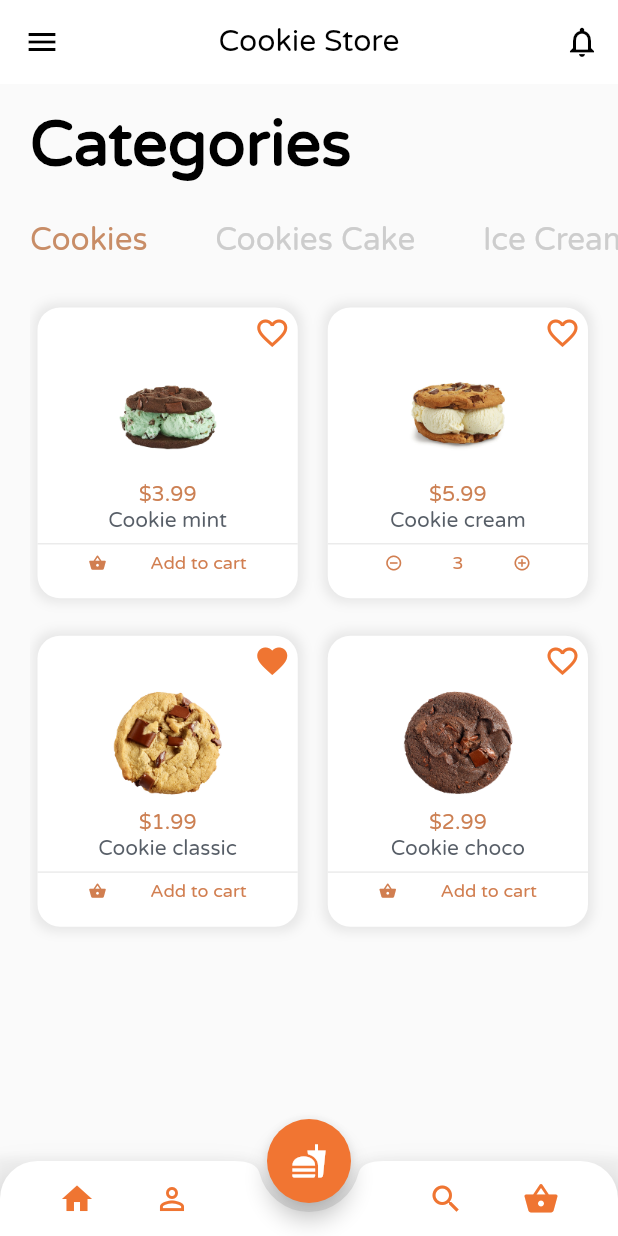
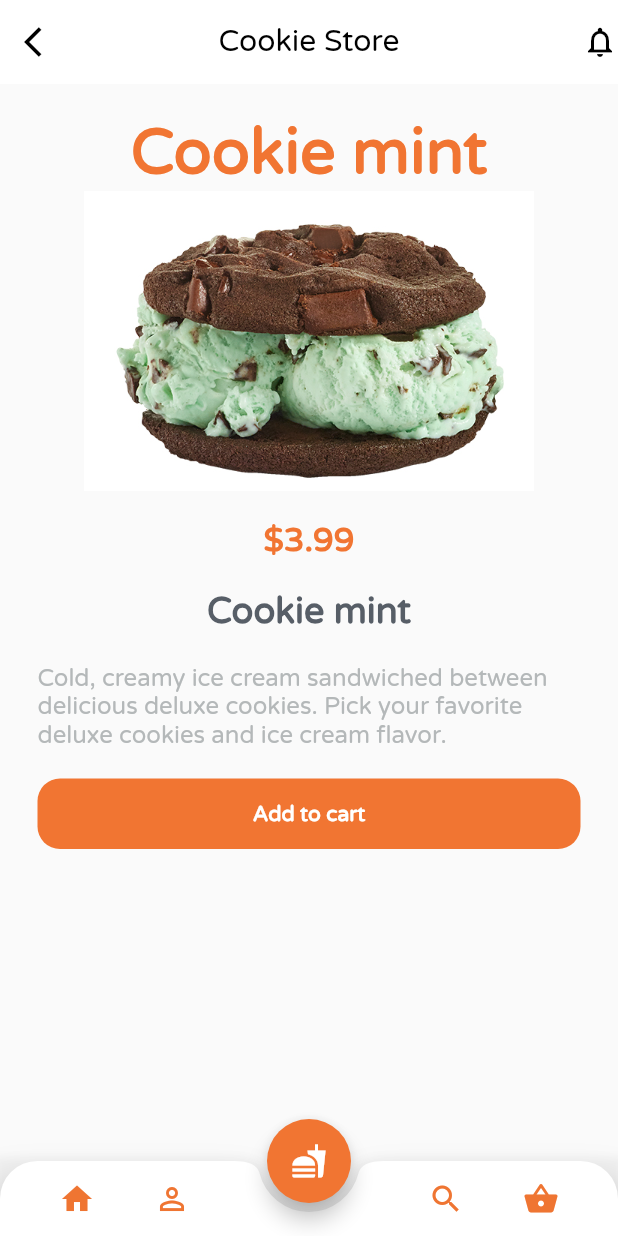
Before and after one commit to phpcodertop/ui_cookie_store, a Flutter app: the screen it shows after launch, after a tap on "$3.99", on a phone screen of 412 x 824 dp. Run offline on Flutter 3.47's test engine with Material 2 defaults, Android fonts, the phone set to English and light mode, and no system bars.

Commit message:
Finish Cookie Details Page

```diff
--- /dev/null
+++ b/lib/cookie_details.dart
@@ -0,0 +1,148 @@
+import 'package:flutter/material.dart';
+import 'package:ui_cookie_store/bottom_bar.dart';
+
+class CookieDetails extends StatefulWidget {
+  final String cookieName;
+  final String price;
+  final String imgPath;
+
+  const CookieDetails({
+    super.key,
+    required this.cookieName,
+    required this.price,
+    required this.imgPath,
+  });
+
+  @override
+  State<CookieDetails> createState() => _CookieDetailsState();
+}
+
+class _CookieDetailsState extends State<CookieDetails> {
+  @override
+  Widget build(BuildContext context) {
+    return Scaffold(
+      bottomNavigationBar: const BottomBar(),
+      floatingActionButtonLocation: FloatingActionButtonLocation.centerDocked,
+      floatingActionButton: FloatingActionButton(
+        backgroundColor: const Color(0xFFF17532),
+        onPressed: () {},
+        child: const Icon(Icons.fastfood),
+      ),
+      appBar: AppBar(
+        centerTitle: true,
+        elevation: 0.0,
+        backgroundColor: Colors.white,
+        title: const Text(
+          'Cookie Store',
+          style: TextStyle(
+            color: Colors.black,
+            fontFamily: 'Varela',
+            fontSize: 20.0,
+          ),
+        ),
+        actions: const [
+          Icon(
+            Icons.notifications_outlined,
+            color: Colors.black,
+          ),
+        ],
+        leading: IconButton(
+          onPressed: () {
+            Navigator.of(context).pop();
+          },
+          icon: const Icon(
+            Icons.arrow_back_ios,
+            color: Colors.black,
+          ),
+        ),
+      ),
+      body: ListView(
+        // padding: const EdgeInsets.only(left: 20.0),
+        children: [
+          Column(
+            children: [
+              const SizedBox(
+                height: 20.0,
+              ),
+              Text(
+                widget.cookieName,
+                style: const TextStyle(
+                  fontFamily: 'Varela',
+                  fontSize: 42.0,
+                  fontWeight: FontWeight.bold,
+                  color: Color(0xFFF17532),
+                ),
+              ),
+              Hero(
+                tag: widget.imgPath,
+                child: Image.asset(
+                  widget.imgPath,
+                  height: 200.0,
+                  width: double.infinity,
+                  fit: BoxFit.contain,
+                ),
+              ),
+              const SizedBox(
+                height: 20.0,
+              ),
+              Text(
+                widget.price,
+                style: const TextStyle(
+                  fontFamily: 'Varela',
+                  fontSize: 22.0,
+                  fontWeight: FontWeight.bold,
+                  color: Color(0xFFF17532),
+                ),
+              ),
+              const SizedBox(
+                height: 20.0,
+              ),
+              Text(
+                widget.cookieName,
+                style: const TextStyle(
+                  fontFamily: 'Varela',
+                  fontSize: 24.0,
+                  fontWeight: FontWeight.bold,
+                  color: Color(0xFF575E67),
+                ),
+              ),
+              const SizedBox(
+                height: 20.0,
+              ),
+              SizedBox(
+                width: MediaQuery.of(context).size.width - 50.0,
+                child: const Text(
+                  'Cold, creamy ice cream sandwiched between delicious deluxe cookies. Pick your favorite deluxe cookies and ice cream flavor.',
+                  style: TextStyle(
+                      fontFamily: 'Varela',
+                      fontSize: 16.0,
+                      color: Color(0xFFB4B8B9),
+                  ),
+                ),
+              ),
+              const SizedBox(
+                height: 20.0,
+              ),
+              Container(
+                padding: const EdgeInsets.all(15.0),
+                width: MediaQuery.of(context).size.width - 50.0,
+                decoration: BoxDecoration(
+                  color: const Color(0xFFF17532),
+                  borderRadius: BorderRadius.circular(15.0),
+                ),
+                child: const Center(
+                  child: Text('Add to cart', style: TextStyle(
+                    color: Colors.white,
+                    fontFamily: 'Varela',
+                    fontSize: 14.0,
+                    fontWeight: FontWeight.bold,
+                  ),),
+                ),
+              ),
+            ],
+          ),
+        ],
+      ),
+    );
+  }
+}
--- a/lib/cookie_page.dart
+++ b/lib/cookie_page.dart
@@ -1,4 +1,5 @@
 import 'package:flutter/material.dart';
+import 'package:ui_cookie_store/cookie_details.dart';
 
 class CookiePage extends StatelessWidget {
   const CookiePage({Key? key}) : super(key: key);
@@ -67,7 +68,15 @@ class CookiePage extends StatelessWidget {
     return Padding(
       padding: const EdgeInsets.all(5.0),
       child: InkWell(
-        onTap: () {},
+        onTap: () {
+          Navigator.of(context).push(MaterialPageRoute(
+            builder: (ctx) => CookieDetails(
+              cookieName: cookieName,
+              price: price,
+              imgPath: imgPath,
+            ),
+          ));
+        },
         child: Container(
           decoration: BoxDecoration(
             borderRadius: BorderRadius.circular(15.0),
@@ -163,7 +172,6 @@ class CookiePage extends StatelessWidget {
                         ),
                       ),
                     ],
-
                     if (added) ...[
                       const Icon(
                         Icons.remove_circle_outline,
--- a/lib/home_page.dart
+++ b/lib/home_page.dart
@@ -105,12 +105,12 @@ class _HomePageState extends State<HomePage>
               ),
             ],
           ),
-          Container(
+          SizedBox(
             height: MediaQuery.of(context).size.height - 50.0,
             width: double.infinity,
             child: TabBarView(
               controller: _tabsController,
-              children: [
+              children: const [
                 CookiePage(),
                 CookiePage(),
                 CookiePage(),
@@ -125,7 +125,7 @@ class _HomePageState extends State<HomePage>
         child:  const Icon(Icons.fastfood,),
       ),
       floatingActionButtonLocation: FloatingActionButtonLocation.centerDocked,
-      bottomNavigationBar: BottomBar(),
+      bottomNavigationBar: const BottomBar(),
     );
   }
 }
--- a/lib/main.dart
+++ b/lib/main.dart
@@ -11,7 +11,7 @@ class MyApp extends StatelessWidget {
   // This widget is the root of your application.
   @override
   Widget build(BuildContext context) {
-    return MaterialApp(
+    return const MaterialApp(
       title: 'Flutter UI Cookie Store',
       home: HomePage(),
     );
```
